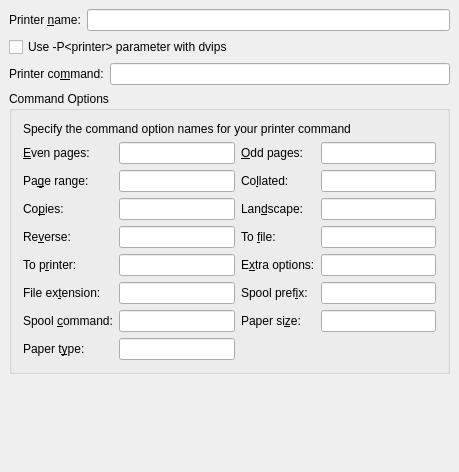
Old version of the form src/frontends/qt4/ui/PrefPrinterUi.ui in the repository cburschka/lyx.
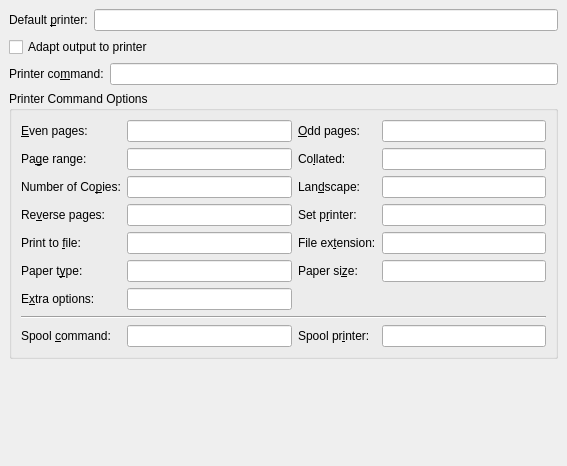
New version of the form.

Commit message: Updates to printer preference dialog.

```diff
--- a/src/frontends/qt4/ui/PrefPrinterUi.ui
+++ b/src/frontends/qt4/ui/PrefPrinterUi.ui
@@ -5,8 +5,8 @@
    <rect>
     <x>0</x>
     <y>0</y>
-    <width>459</width>
-    <height>472</height>
+    <width>567</width>
+    <height>466</height>
    </rect>
   </property>
   <property name="windowTitle" >
@@ -19,120 +19,116 @@
    <property name="spacing" >
     <number>6</number>
    </property>
-   <item row="1" column="1" >
-    <spacer>
-     <property name="orientation" >
-      <enum>Qt::Horizontal</enum>
-     </property>
-     <property name="sizeHint" >
-      <size>
-       <width>40</width>
-       <height>20</height>
-      </size>
-     </property>
-    </spacer>
-   </item>
-   <item row="1" column="0" >
-    <widget class="QCheckBox" name="printerAdaptCB" >
-     <property name="toolTip" >
-      <string>Adjusts dvips output for a particular printer. (Note: dvips must be pre-configured for that printer.)</string>
-     </property>
-     <property name="text" >
-      <string>Use -P&lt;printer> parameter with dvips</string>
-     </property>
-    </widget>
-   </item>
-   <item row="4" column="1" >
-    <spacer>
-     <property name="orientation" >
-      <enum>Qt::Vertical</enum>
-     </property>
-     <property name="sizeType" >
-      <enum>QSizePolicy::Expanding</enum>
-     </property>
-     <property name="sizeHint" >
-      <size>
-       <width>20</width>
-       <height>20</height>
-      </size>
-     </property>
-    </spacer>
-   </item>
    <item row="3" column="0" colspan="2" >
     <widget class="QGroupBox" name="GroupBox1" >
      <property name="title" >
-      <string>Command Options</string>
+      <string>Printer Command Options</string>
      </property>
      <layout class="QGridLayout" >
       <property name="margin" >
-       <number>11</number>
+       <number>9</number>
       </property>
       <property name="spacing" >
        <number>6</number>
       </property>
-      <item row="4" column="0" >
-       <widget class="QLabel" name="printerReverseLA" >
-        <property name="text" >
-         <string>Re&amp;verse:</string>
+      <item row="5" column="1" >
+       <widget class="QLineEdit" name="printerPaperTypeED" >
+        <property name="toolTip" >
+         <string/>
         </property>
-        <property name="buddy" >
-         <cstring>printerReverseED</cstring>
-        </property>
        </widget>
       </item>
-      <item row="2" column="3" >
-       <widget class="QLineEdit" name="printerCollatedED" />
+      <item row="6" column="1" >
+       <widget class="QLineEdit" name="printerExtraED" />
       </item>
-      <item row="4" column="1" >
-       <widget class="QLineEdit" name="printerReverseED" />
-      </item>
-      <item row="5" column="0" >
-       <widget class="QLabel" name="printerToPrinterLA" >
-        <property name="text" >
-         <string>To p&amp;rinter:</string>
+      <item row="6" column="2" colspan="2" >
+       <spacer>
+        <property name="orientation" >
+         <enum>Qt::Horizontal</enum>
         </property>
-        <property name="buddy" >
-         <cstring>printerToPrinterED</cstring>
+        <property name="sizeHint" >
+         <size>
+          <width>231</width>
+          <height>20</height>
+         </size>
         </property>
-       </widget>
+       </spacer>
       </item>
-      <item row="7" column="2" >
-       <widget class="QLabel" name="printerPaperSizeLA" >
-        <property name="text" >
-         <string>Paper si&amp;ze:</string>
-        </property>
-        <property name="buddy" >
-         <cstring>printerPaperSizeED</cstring>
-        </property>
-       </widget>
+      <item row="3" column="3" >
+       <widget class="QLineEdit" name="printerToPrinterED" />
       </item>
-      <item row="1" column="3" >
-       <widget class="QLineEdit" name="printerOddED" />
-      </item>
-      <item row="7" column="3" >
-       <widget class="QLineEdit" name="printerPaperSizeED" />
+      <item row="4" column="3" >
+       <widget class="QLineEdit" name="printerExtensionED" />
       </item>
       <item row="4" column="2" >
+       <widget class="QLabel" name="printerExtensionLA" >
+        <property name="toolTip" >
+         <string>Extension to be used when printing to file.</string>
+        </property>
+        <property name="text" >
+         <string>File ex&amp;tension:</string>
+        </property>
+        <property name="buddy" >
+         <cstring>printerExtensionED</cstring>
+        </property>
+       </widget>
+      </item>
+      <item row="4" column="1" >
+       <widget class="QLineEdit" name="printerToFileED" />
+      </item>
+      <item row="4" column="0" >
        <widget class="QLabel" name="printerToFileLA" >
+        <property name="toolTip" >
+         <string>Option used to print to a file.</string>
+        </property>
         <property name="text" >
-         <string>To &amp;file:</string>
+         <string>Print to &amp;file:</string>
         </property>
         <property name="buddy" >
          <cstring>printerToFileED</cstring>
         </property>
        </widget>
       </item>
-      <item row="6" column="1" >
-       <widget class="QLineEdit" name="printerExtensionED" />
+      <item row="3" column="2" >
+       <widget class="QLabel" name="printerToPrinterLA" >
+        <property name="toolTip" >
+         <string>Option used to print to non-default printer.</string>
+        </property>
+        <property name="text" >
+         <string>Set p&amp;rinter:</string>
+        </property>
+        <property name="buddy" >
+         <cstring>printerToPrinterED</cstring>
+        </property>
+       </widget>
       </item>
-      <item row="5" column="3" >
-       <widget class="QLineEdit" name="printerExtraED" />
+      <item row="8" column="3" >
+       <widget class="QLineEdit" name="printerSpoolPrefixED" />
       </item>
-      <item row="7" column="1" >
+      <item row="8" column="2" >
+       <widget class="QLabel" name="printerSpoolPrefixLA" >
+        <property name="toolTip" >
+         <string>Option used with spool command to set printer.</string>
+        </property>
+        <property name="text" >
+         <string>Spool pr&amp;inter:</string>
+        </property>
+        <property name="buddy" >
+         <cstring>printerSpoolPrefixED</cstring>
+        </property>
+       </widget>
+      </item>
+      <item row="8" column="1" >
        <widget class="QLineEdit" name="printerSpoolCommandED" />
       </item>
-      <item row="7" column="0" >
+      <item row="8" column="0" >
        <widget class="QLabel" name="printerSpoolCommandLA" >
+        <property name="toolTip" >
+         <string>Setting causes printer command to print to file and then use this actually to print.</string>
+        </property>
+        <property name="whatsThis" >
+         <string/>
+        </property>
         <property name="text" >
          <string>Spool &amp;command:</string>
         </property>
@@ -141,13 +137,94 @@
         </property>
        </widget>
       </item>
-      <item row="6" column="3" >
-       <widget class="QLineEdit" name="printerSpoolPrefixED" />
+      <item row="7" column="0" colspan="4" >
+       <widget class="Line" name="line" >
+        <property name="orientation" >
+         <enum>Qt::Horizontal</enum>
+        </property>
+       </widget>
+      </item>
+      <item row="3" column="0" >
+       <widget class="QLabel" name="printerReverseLA" >
+        <property name="toolTip" >
+         <string>Option used to reverse page order.</string>
+        </property>
+        <property name="text" >
+         <string>Re&amp;verse pages:</string>
+        </property>
+        <property name="buddy" >
+         <cstring>printerReverseED</cstring>
+        </property>
+       </widget>
       </item>
       <item row="3" column="1" >
-       <widget class="QLineEdit" name="printerCopiesED" />
+       <widget class="QLineEdit" name="printerReverseED" />
+      </item>
+      <item row="2" column="2" >
+       <widget class="QLabel" name="printerLandscapeLA" >
+        <property name="text" >
+         <string>Lan&amp;dscape:</string>
+        </property>
+        <property name="buddy" >
+         <cstring>printerLandscapeED</cstring>
+        </property>
+       </widget>
+      </item>
+      <item row="2" column="3" >
+       <widget class="QLineEdit" name="printerLandscapeED" />
+      </item>
+      <item row="2" column="0" >
+       <widget class="QLabel" name="printerCopiesLA" >
+        <property name="text" >
+         <string>Number of Co&amp;pies:</string>
+        </property>
+        <property name="buddy" >
+         <cstring>printerCopiesED</cstring>
+        </property>
+       </widget>
+      </item>
+      <item row="2" column="1" >
+       <widget class="QLineEdit" name="printerCopiesED" >
+        <property name="toolTip" >
+         <string>Option used to set number of copies.</string>
+        </property>
+       </widget>
+      </item>
+      <item row="1" column="1" >
+       <widget class="QLineEdit" name="printerPageRangeED" >
+        <property name="toolTip" >
+         <string>Option used to print a range of pages.</string>
+        </property>
+       </widget>
       </item>
       <item row="1" column="2" >
+       <widget class="QLabel" name="printerCollatedLA" >
+        <property name="text" >
+         <string>Co&amp;llated:</string>
+        </property>
+        <property name="buddy" >
+         <cstring>printerCollatedED</cstring>
+        </property>
+       </widget>
+      </item>
+      <item row="1" column="0" >
+       <widget class="QLabel" name="printerPageRangeLA" >
+        <property name="text" >
+         <string>Pa&amp;ge range:</string>
+        </property>
+        <property name="buddy" >
+         <cstring>printerPageRangeED</cstring>
+        </property>
+       </widget>
+      </item>
+      <item row="1" column="3" >
+       <widget class="QLineEdit" name="printerCollatedED" >
+        <property name="toolTip" >
+         <string>Option used to collate multiple copies.</string>
+        </property>
+       </widget>
+      </item>
+      <item row="0" column="2" >
        <widget class="QLabel" name="printerOddLA" >
         <property name="text" >
          <string>&amp;Odd pages:</string>
@@ -157,10 +234,23 @@
         </property>
        </widget>
       </item>
-      <item row="4" column="3" >
-       <widget class="QLineEdit" name="printerToFileED" />
+      <item row="0" column="3" >
+       <widget class="QLineEdit" name="printerOddED" />
       </item>
-      <item row="8" column="0" >
+      <item row="0" column="1" >
+       <widget class="QLineEdit" name="printerEvenED" />
+      </item>
+      <item row="0" column="0" >
+       <widget class="QLabel" name="printerEvenLA" >
+        <property name="text" >
+         <string>&amp;Even pages:</string>
+        </property>
+        <property name="buddy" >
+         <cstring>printerEvenED</cstring>
+        </property>
+       </widget>
+      </item>
+      <item row="5" column="0" >
        <widget class="QLabel" name="printerPaperTypeLA" >
         <property name="text" >
          <string>Paper t&amp;ype:</string>
@@ -170,11 +260,24 @@
         </property>
        </widget>
       </item>
-      <item row="8" column="1" >
-       <widget class="QLineEdit" name="printerPaperTypeED" />
-      </item>
       <item row="5" column="2" >
+       <widget class="QLabel" name="printerPaperSizeLA" >
+        <property name="text" >
+         <string>Paper si&amp;ze:</string>
+        </property>
+        <property name="buddy" >
+         <cstring>printerPaperSizeED</cstring>
+        </property>
+       </widget>
+      </item>
+      <item row="5" column="3" >
+       <widget class="QLineEdit" name="printerPaperSizeED" />
+      </item>
+      <item row="6" column="0" >
        <widget class="QLabel" name="printerExtraLA" >
+        <property name="toolTip" >
+         <string>Any other options you'd like to use with the printer command.</string>
+        </property>
         <property name="text" >
          <string>E&amp;xtra options:</string>
         </property>
@@ -183,98 +286,35 @@
         </property>
        </widget>
       </item>
-      <item row="6" column="2" >
-       <widget class="QLabel" name="printerSpoolPrefixLA" >
-        <property name="text" >
-         <string>Spool pref&amp;ix:</string>
-        </property>
-        <property name="buddy" >
-         <cstring>printerSpoolPrefixED</cstring>
-        </property>
-       </widget>
-      </item>
-      <item row="5" column="1" >
-       <widget class="QLineEdit" name="printerToPrinterED" />
-      </item>
-      <item row="2" column="2" >
-       <widget class="QLabel" name="printerCollatedLA" >
-        <property name="text" >
-         <string>Co&amp;llated:</string>
-        </property>
-        <property name="buddy" >
-         <cstring>printerCollatedED</cstring>
-        </property>
-       </widget>
-      </item>
-      <item row="2" column="1" >
-       <widget class="QLineEdit" name="printerPageRangeED" />
-      </item>
-      <item row="1" column="0" >
-       <widget class="QLabel" name="printerEvenLA" >
-        <property name="text" >
-         <string>&amp;Even pages:</string>
-        </property>
-        <property name="buddy" >
-         <cstring>printerEvenED</cstring>
-        </property>
-       </widget>
-      </item>
-      <item row="6" column="0" >
-       <widget class="QLabel" name="printerExtensionLA" >
-        <property name="text" >
-         <string>File ex&amp;tension:</string>
-        </property>
-        <property name="buddy" >
-         <cstring>printerExtensionED</cstring>
-        </property>
-       </widget>
-      </item>
-      <item row="3" column="3" >
-       <widget class="QLineEdit" name="printerLandscapeED" />
-      </item>
-      <item row="3" column="2" >
-       <widget class="QLabel" name="printerLandscapeLA" >
-        <property name="text" >
-         <string>Lan&amp;dscape:</string>
-        </property>
-        <property name="buddy" >
-         <cstring>printerLandscapeED</cstring>
-        </property>
-       </widget>
-      </item>
-      <item row="1" column="1" >
-       <widget class="QLineEdit" name="printerEvenED" />
-      </item>
-      <item row="3" column="0" >
-       <widget class="QLabel" name="printerCopiesLA" >
-        <property name="text" >
-         <string>Co&amp;pies:</string>
-        </property>
-        <property name="buddy" >
-         <cstring>printerCopiesED</cstring>
-        </property>
-       </widget>
-      </item>
-      <item row="2" column="0" >
-       <widget class="QLabel" name="printerPageRangeLA" >
-        <property name="text" >
-         <string>Pa&amp;ge range:</string>
-        </property>
-        <property name="buddy" >
-         <cstring>printerPageRangeED</cstring>
-        </property>
-       </widget>
-      </item>
-      <item row="0" column="0" colspan="4" >
-       <widget class="QLabel" name="TextLabel1" >
-        <property name="text" >
-         <string>Specify the command option names for your printer command</string>
-        </property>
-       </widget>
-      </item>
      </layout>
     </widget>
    </item>
+   <item row="1" column="1" >
+    <spacer>
+     <property name="orientation" >
+      <enum>Qt::Horizontal</enum>
+     </property>
+     <property name="sizeHint" >
+      <size>
+       <width>361</width>
+       <height>20</height>
+      </size>
+     </property>
+    </spacer>
+   </item>
+   <item row="1" column="0" >
+    <widget class="QCheckBox" name="printerAdaptCB" >
+     <property name="toolTip" >
+      <string>Customizes output to a given printer. Expert option.</string>
+     </property>
+     <property name="whatsThis" >
+      <string>Normally, this needs to be checked only if you are using dvips as your printer command and you have config.&lt;printer> files installed for all your printers.</string>
+     </property>
+     <property name="text" >
+      <string>Adapt output to printer</string>
+     </property>
+    </widget>
+   </item>
    <item row="0" column="0" colspan="2" >
     <layout class="QHBoxLayout" >
      <property name="margin" >
@@ -286,7 +326,7 @@
      <item>
       <widget class="QLabel" name="printerNameLA" >
        <property name="text" >
-        <string>Printer &amp;name:</string>
+        <string>Default &amp;printer:</string>
        </property>
        <property name="buddy" >
         <cstring>printerNameED</cstring>
@@ -325,6 +365,22 @@
      </item>
     </layout>
    </item>
+   <item row="4" column="1" >
+    <spacer>
+     <property name="orientation" >
+      <enum>Qt::Vertical</enum>
+     </property>
+     <property name="sizeType" >
+      <enum>QSizePolicy::Expanding</enum>
+     </property>
+     <property name="sizeHint" >
+      <size>
+       <width>20</width>
+       <height>31</height>
+      </size>
+     </property>
+    </spacer>
+   </item>
   </layout>
  </widget>
  <tabstops>
```
